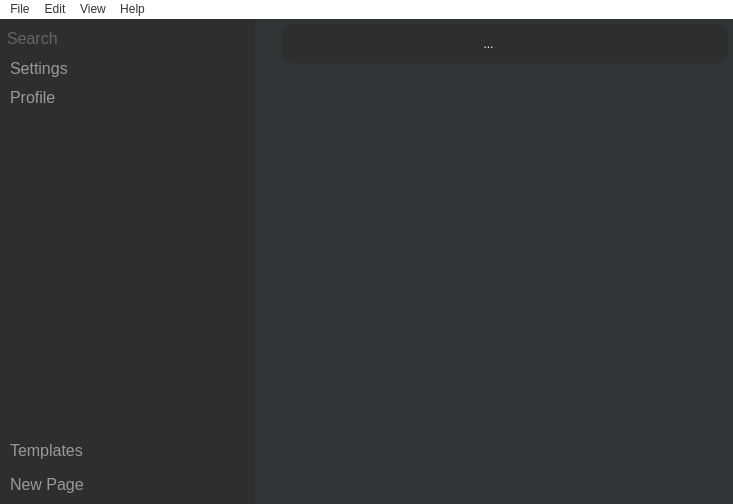
Before: the Qt Designer form mainwindow.ui in alvi-khan/Marshal, drawn with Qt 5.
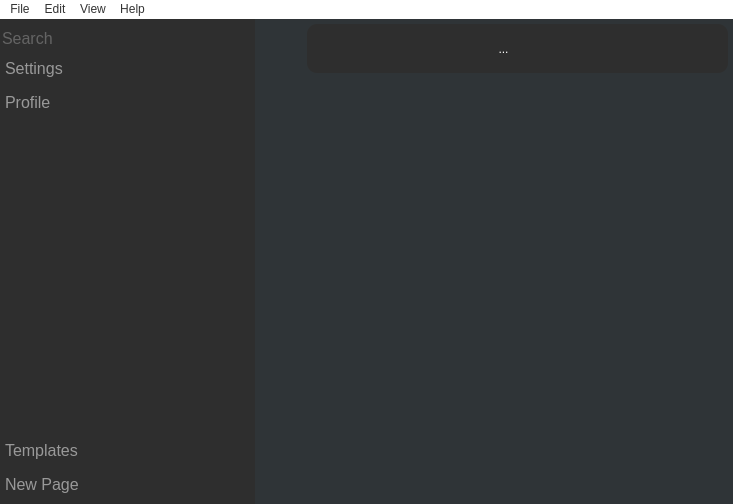
After: the same form once the commit is applied. Icons and pictures are not drawn. Custom widgets are drawn as their Qt base class.

Commit message: Updated main window UI.

The edit to the form file:
```diff
--- a/mainwindow.ui
+++ b/mainwindow.ui
@@ -44,9 +44,12 @@
 QSplitter { background-color: rgb(47, 52, 55); }
 QFrame#mainPageFrame { color: rgb(153, 153, 153); background-color: rgb(47, 52, 55); }
 QToolButton { background-color: rgb(46, 46, 46); padding: 5px 5px 5px 5px; }
-QToolButton:hover { background-color: rgb(255, 0, 0);  }
-QPushButton { background-color: rgb(46, 46, 46); padding: 5px 5px 5px 5px; border-radius: 10px; }
-QPushButton:hover { background-color: rgb(255, 0, 0);  }</string>
+QToolButton:hover { background-color: #3E3E3E;  }
+QPushButton { background-color: rgb(46, 46, 46); padding: 5px 5px 5px 5px; border-radius: 0px; }
+QPushButton:hover { background-color: #3E3E3E;  }
+
+QTreeView::item:selected{background-color: #4E4D4D; }
+QTreeView::item:hover:!selected{background-color: #3E3E3E;}</string>
    </property>
    <layout class="QVBoxLayout" name="verticalLayout_5">
     <property name="spacing">
@@ -90,7 +93,10 @@
          <number>5</number>
         </property>
         <property name="leftMargin">
-         <number>5</number>
+         <number>0</number>
+        </property>
+        <property name="rightMargin">
+         <number>0</number>
         </property>
         <property name="bottomMargin">
          <number>5</number>
@@ -126,13 +132,6 @@
          </widget>
         </item>
         <item>
-         <layout class="QHBoxLayout" name="horizontalLayout">
-          <property name="spacing">
-           <number>0</number>
-          </property>
-          <item>
-           <layout class="QVBoxLayout" name="verticalLayout">
-            <item>
              <widget class="QPushButton" name="settingsButton">
               <property name="enabled">
                <bool>true</bool>
@@ -198,23 +197,6 @@
               </property>
              </widget>
             </item>
-           </layout>
-          </item>
-          <item>
-           <spacer name="horizontalSpacer">
-            <property name="orientation">
-             <enum>Qt::Horizontal</enum>
-            </property>
-            <property name="sizeHint" stdset="0">
-             <size>
-              <width>40</width>
-              <height>20</height>
-             </size>
-            </property>
-           </spacer>
-          </item>
-         </layout>
-        </item>
         <item>
          <widget class="QTreeView" name="sideBar">
           <property name="font">
@@ -248,10 +230,6 @@
          </widget>
         </item>
         <item>
-         <layout class="QHBoxLayout" name="horizontalLayout_2">
-          <item>
-           <layout class="QVBoxLayout" name="verticalLayout_2">
-            <item>
              <widget class="QPushButton" name="templatesButton">
               <property name="font">
                <font>
@@ -300,23 +278,6 @@
              </widget>
             </item>
            </layout>
-          </item>
-          <item>
-           <spacer name="horizontalSpacer_2">
-            <property name="orientation">
-             <enum>Qt::Horizontal</enum>
-            </property>
-            <property name="sizeHint" stdset="0">
-             <size>
-              <width>40</width>
-              <height>20</height>
-             </size>
-            </property>
-           </spacer>
-          </item>
-         </layout>
-        </item>
-       </layout>
       </widget>
       <widget class="QWidget" name="layoutWidget">
        <layout class="QVBoxLayout" name="verticalLayout_4" stretch="0">
@@ -410,7 +371,7 @@
                </property>
                <layout class="QHBoxLayout" name="horizontalLayout_4" stretch="0,0,0,0,0,0,0,0">
                 <property name="spacing">
-                 <number>15</number>
+                 <number>0</number>
                 </property>
                 <property name="leftMargin">
                  <number>10</number>
@@ -426,6 +387,9 @@
                 </property>
                 <item>
                  <widget class="QPushButton" name="subpageButton">
+                  <property name="styleSheet">
+                   <string notr="true">padding: 10px;</string>
+                  </property>
                   <property name="text">
                    <string/>
                   </property>
@@ -437,6 +401,9 @@
                 </item>
                 <item>
                  <widget class="QPushButton" name="externalFileButton">
+                  <property name="styleSheet">
+                   <string notr="true">padding: 10px;</string>
+                  </property>
                   <property name="text">
                    <string/>
                   </property>
@@ -457,6 +424,9 @@
                   <property name="autoFillBackground">
                    <bool>false</bool>
                   </property>
+                  <property name="styleSheet">
+                   <string notr="true">padding: 10px;</string>
+                  </property>
                   <property name="inputMethodHints">
                    <set>Qt::ImhNone</set>
                   </property>
@@ -480,6 +450,9 @@
                 </item>
                 <item>
                  <widget class="QToolButton" name="shareButton">
+                  <property name="styleSheet">
+                   <string notr="true">padding: 10px;</string>
+                  </property>
                   <property name="text">
                    <string>...</string>
                   </property>
@@ -492,7 +465,7 @@
                 <item>
                  <widget class="QPushButton" name="boldButton">
                   <property name="styleSheet">
-                   <string notr="true">padding: 5px;</string>
+                   <string notr="true">padding: 10px;</string>
                   </property>
                   <property name="text">
                    <string/>
@@ -515,7 +488,7 @@
                 <item>
                  <widget class="QPushButton" name="italicButton">
                   <property name="styleSheet">
-                   <string notr="true">padding: 5px;</string>
+                   <string notr="true">padding: 10px;</string>
                   </property>
                   <property name="text">
                    <string/>
@@ -538,7 +511,7 @@
                 <item>
                  <widget class="QPushButton" name="underlineButton">
                   <property name="styleSheet">
-                   <string notr="true">padding: 5px;</string>
+                   <string notr="true">padding: 10px;</string>
                   </property>
                   <property name="text">
                    <string/>
@@ -560,6 +533,9 @@
                 </item>
                 <item>
                  <widget class="QToolButton" name="calendar">
+                  <property name="styleSheet">
+                   <string notr="true">padding: 10px;</string>
+                  </property>
                   <property name="text">
                    <string/>
                   </property>
@@ -636,7 +612,7 @@
                 <x>0</x>
                 <y>0</y>
                 <width>432</width>
-                <height>331</height>
+                <height>321</height>
                </rect>
               </property>
               <layout class="QVBoxLayout" name="verticalLayout_7">
```
Left out of the diff: 3 changed lines with no effect on the pictures. Lines whose indentation alone changed are shown as unchanged.
